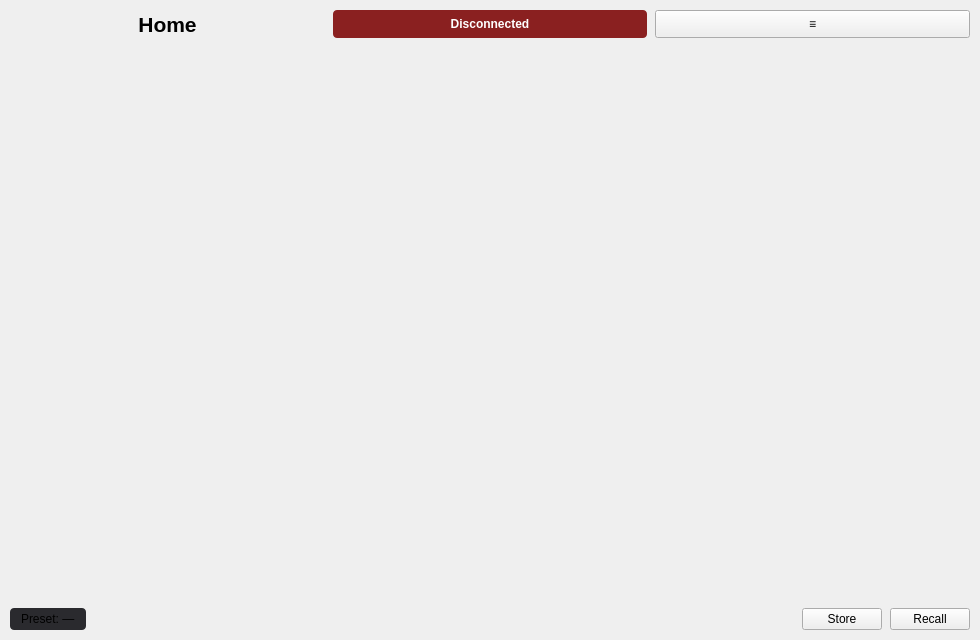
The window that minidspqt/forms/home.ui (IMBArator/miniDSP-Linux-qt) describes before a commit, drawn with Qt 5.
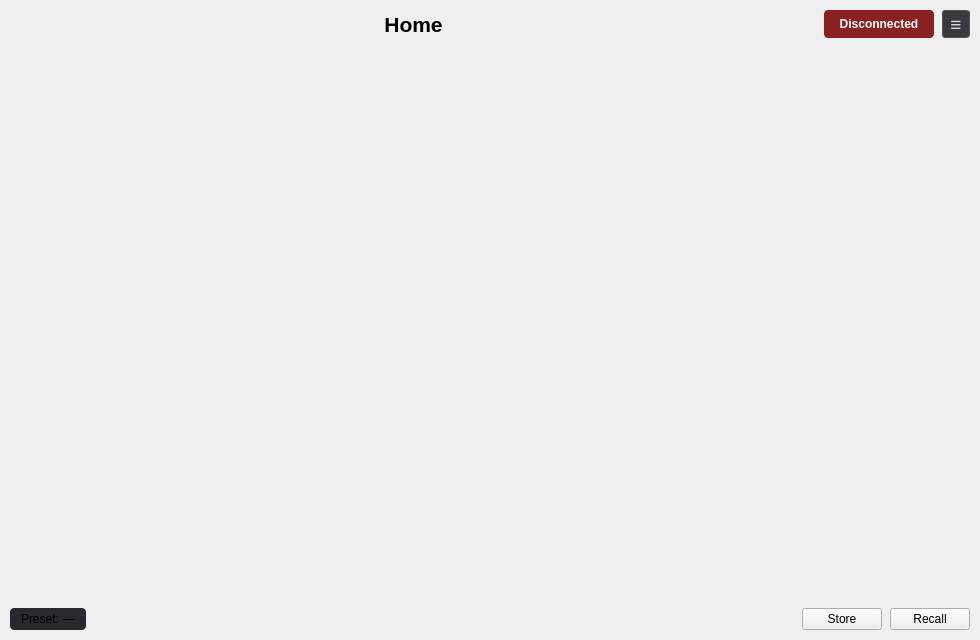
The same window after the commit. Custom widgets are drawn as their Qt base class.

Commit message:
feat(ui): redesign channel strips with vertical layout and LED-style meters
- Refactor GainKnob: extract arc into _ArcWidget, add inline editable dB label
- Replace vertical gradient LevelMeter with horizontal LED segment display
- Rearrange ChannelStrip to vertical (title → knob → meter) for compact layout
- Polish header: centered title with spacers, styled menu button
- Widen RoutingMatrix and adjust sizing constraints
- Use `uv run` in build_ui.sh for pyside6-uic

```diff
--- a/minidspqt/forms/home.ui
+++ b/minidspqt/forms/home.ui
@@ -21,6 +21,12 @@
    <property name="spacing"><number>8</number></property>
    <item>
     <layout class="QHBoxLayout" name="headerLayout">
+      <item>
+       <spacer name="headerLeftSpacer">
+        <property name="orientation"><enum>Qt::Horizontal</enum></property>
+        <property name="sizeHint" stdset="0"><size><width>40</width><height>20</height></size></property>
+       </spacer>
+      </item>
      <item>
       <widget class="QLabel" name="titleLabel">
        <property name="text"><string>Home</string></property>
@@ -28,6 +34,12 @@
        <property name="styleSheet"><string notr="true">font-size: 16pt; font-weight: 600;</string></property>
       </widget>
      </item>
+      <item>
+       <spacer name="headerRightSpacer">
+        <property name="orientation"><enum>Qt::Horizontal</enum></property>
+        <property name="sizeHint" stdset="0"><size><width>40</width><height>20</height></size></property>
+       </spacer>
+      </item>
      <item>
       <widget class="QLabel" name="connectionLabel">
        <property name="text"><string>Disconnected</string></property>
@@ -39,7 +51,9 @@
      <item>
       <widget class="QPushButton" name="menuButton">
        <property name="text"><string>≡</string></property>
-       <property name="minimumSize"><size><width>36</width><height>28</height></size></property>
+        <property name="minimumSize"><size><width>28</width><height>28</height></size></property>
+        <property name="maximumSize"><size><width>28</width><height>28</height></size></property>
+        <property name="styleSheet"><string notr="true">QPushButton { border: 1px solid #55555a; border-radius: 3px; background-color: #3a3a3e; color: #dddddd; font-size: 14pt; } QPushButton:hover { background-color: #48484d; }</string></property>
       </widget>
      </item>
     </layout>
@@ -60,8 +74,8 @@
      </item>
      <item>
       <widget class="RoutingMatrix" name="routingMatrix" native="true">
-       <property name="minimumSize"><size><width>80</width><height>0</height></size></property>
-       <property name="maximumSize"><size><width>120</width><height>16777215</height></size></property>
+        <property name="minimumSize"><size><width>160</width><height>0</height></size></property>
+        <property name="maximumSize"><size><width>240</width><height>16777215</height></size></property>
       </widget>
      </item>
      <item>
```
Lines whose indentation alone changed are shown as unchanged. The commit also changes 5 other files.
